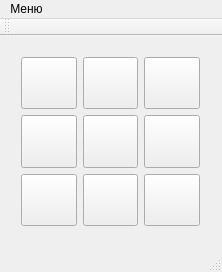
Above: mainwindow.ui from romust/tic-tac-toe before the change. Below: the same form after it.
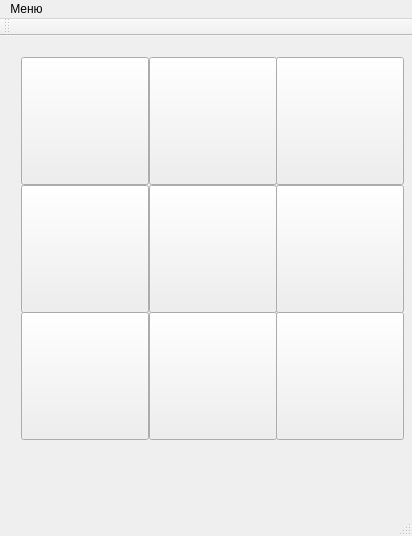
That is the form after the change. Icons and pictures are not drawn.

The edit to the form file:
```diff
--- a/mainwindow.ui
+++ b/mainwindow.ui
@@ -9,8 +9,8 @@
    <rect>
     <x>0</x>
     <y>0</y>
-    <width>222</width>
-    <height>272</height>
+    <width>412</width>
+    <height>536</height>
    </rect>
   </property>
   <property name="maximumSize">
@@ -33,75 +33,19 @@
    <property name="autoFillBackground">
     <bool>false</bool>
    </property>
-   <widget class="QWidget" name="">
+   <widget class="QWidget" name="layoutWidget">
     <property name="geometry">
      <rect>
       <x>10</x>
       <y>10</y>
-      <width>201</width>
-      <height>191</height>
+      <width>398</width>
+      <height>398</height>
      </rect>
     </property>
-    <layout class="QGridLayout" name="gridLayout" rowminimumheight="0,0,0,0,0">
+    <layout class="QGridLayout" name="gridLayout">
      <property name="sizeConstraint">
       <enum>QLayout::SetMaximumSize</enum>
      </property>
-     <item row="0" column="0">
-      <widget class="QPushButton" name="b1">
-       <property name="enabled">
-        <bool>true</bool>
-       </property>
-       <property name="sizePolicy">
-        <sizepolicy hsizetype="Expanding" vsizetype="Expanding">
-         <horstretch>0</horstretch>
-         <verstretch>0</verstretch>
-        </sizepolicy>
-       </property>
-       <property name="minimumSize">
-        <size>
-         <width>23</width>
-         <height>23</height>
-        </size>
-       </property>
-       <property name="maximumSize">
-        <size>
-         <width>62</width>
-         <height>59</height>
-        </size>
-       </property>
-       <property name="text">
-        <string/>
-       </property>
-      </widget>
-     </item>
-     <item row="0" column="1">
-      <widget class="QPushButton" name="b2">
-       <property name="enabled">
-        <bool>true</bool>
-       </property>
-       <property name="sizePolicy">
-        <sizepolicy hsizetype="Expanding" vsizetype="Expanding">
-         <horstretch>0</horstretch>
-         <verstretch>0</verstretch>
-        </sizepolicy>
-       </property>
-       <property name="minimumSize">
-        <size>
-         <width>23</width>
-         <height>0</height>
-        </size>
-       </property>
-       <property name="maximumSize">
-        <size>
-         <width>62</width>
-         <height>59</height>
-        </size>
-       </property>
-       <property name="text">
-        <string/>
-       </property>
-      </widget>
-     </item>
      <item row="1" column="2">
       <widget class="QPushButton" name="b6">
        <property name="enabled">
@@ -115,14 +59,70 @@
        </property>
        <property name="minimumSize">
         <size>
-         <width>23</width>
-         <height>0</height>
+         <width>128</width>
+         <height>128</height>
         </size>
        </property>
        <property name="maximumSize">
         <size>
-         <width>62</width>
-         <height>59</height>
+         <width>128</width>
+         <height>128</height>
+        </size>
+       </property>
+       <property name="text">
+        <string/>
+       </property>
+      </widget>
+     </item>
+     <item row="1" column="1">
+      <widget class="QPushButton" name="b5">
+       <property name="enabled">
+        <bool>true</bool>
+       </property>
+       <property name="sizePolicy">
+        <sizepolicy hsizetype="Expanding" vsizetype="Expanding">
+         <horstretch>0</horstretch>
+         <verstretch>0</verstretch>
+        </sizepolicy>
+       </property>
+       <property name="minimumSize">
+        <size>
+         <width>128</width>
+         <height>128</height>
+        </size>
+       </property>
+       <property name="maximumSize">
+        <size>
+         <width>128</width>
+         <height>128</height>
+        </size>
+       </property>
+       <property name="text">
+        <string/>
+       </property>
+      </widget>
+     </item>
+     <item row="0" column="1">
+      <widget class="QPushButton" name="b2">
+       <property name="enabled">
+        <bool>true</bool>
+       </property>
+       <property name="sizePolicy">
+        <sizepolicy hsizetype="Expanding" vsizetype="Expanding">
+         <horstretch>0</horstretch>
+         <verstretch>0</verstretch>
+        </sizepolicy>
+       </property>
+       <property name="minimumSize">
+        <size>
+         <width>128</width>
+         <height>128</height>
+        </size>
+       </property>
+       <property name="maximumSize">
+        <size>
+         <width>128</width>
+         <height>128</height>
         </size>
        </property>
        <property name="text">
@@ -143,98 +143,14 @@
        </property>
        <property name="minimumSize">
         <size>
-         <width>23</width>
-         <height>0</height>
+         <width>128</width>
+         <height>128</height>
         </size>
        </property>
        <property name="maximumSize">
         <size>
-         <width>62</width>
-         <height>59</height>
-        </size>
-       </property>
-       <property name="text">
-        <string/>
-       </property>
-      </widget>
-     </item>
-     <item row="1" column="0">
-      <widget class="QPushButton" name="b4">
-       <property name="enabled">
-        <bool>true</bool>
-       </property>
-       <property name="sizePolicy">
-        <sizepolicy hsizetype="Expanding" vsizetype="Expanding">
-         <horstretch>0</horstretch>
-         <verstretch>0</verstretch>
-        </sizepolicy>
-       </property>
-       <property name="minimumSize">
-        <size>
-         <width>23</width>
-         <height>0</height>
-        </size>
-       </property>
-       <property name="maximumSize">
-        <size>
-         <width>62</width>
-         <height>59</height>
-        </size>
-       </property>
-       <property name="text">
-        <string/>
-       </property>
-      </widget>
-     </item>
-     <item row="0" column="2">
-      <widget class="QPushButton" name="b3">
-       <property name="enabled">
-        <bool>true</bool>
-       </property>
-       <property name="sizePolicy">
-        <sizepolicy hsizetype="Expanding" vsizetype="Expanding">
-         <horstretch>0</horstretch>
-         <verstretch>0</verstretch>
-        </sizepolicy>
-       </property>
-       <property name="minimumSize">
-        <size>
-         <width>23</width>
-         <height>0</height>
-        </size>
-       </property>
-       <property name="maximumSize">
-        <size>
-         <width>62</width>
-         <height>59</height>
-        </size>
-       </property>
-       <property name="text">
-        <string/>
-       </property>
-      </widget>
-     </item>
-     <item row="1" column="1">
-      <widget class="QPushButton" name="b5">
-       <property name="enabled">
-        <bool>true</bool>
-       </property>
-       <property name="sizePolicy">
-        <sizepolicy hsizetype="Expanding" vsizetype="Expanding">
-         <horstretch>0</horstretch>
-         <verstretch>0</verstretch>
-        </sizepolicy>
-       </property>
-       <property name="minimumSize">
-        <size>
-         <width>23</width>
-         <height>0</height>
-        </size>
-       </property>
-       <property name="maximumSize">
-        <size>
-         <width>62</width>
-         <height>59</height>
+         <width>128</width>
+         <height>128</height>
         </size>
        </property>
        <property name="text">
@@ -255,14 +171,14 @@
        </property>
        <property name="minimumSize">
         <size>
-         <width>23</width>
-         <height>0</height>
+         <width>128</width>
+         <height>128</height>
         </size>
        </property>
        <property name="maximumSize">
         <size>
-         <width>62</width>
-         <height>59</height>
+         <width>128</width>
+         <height>128</height>
         </size>
        </property>
        <property name="sizeIncrement">
@@ -282,6 +198,62 @@
        </property>
       </widget>
      </item>
+     <item row="0" column="2">
+      <widget class="QPushButton" name="b3">
+       <property name="enabled">
+        <bool>true</bool>
+       </property>
+       <property name="sizePolicy">
+        <sizepolicy hsizetype="Expanding" vsizetype="Expanding">
+         <horstretch>0</horstretch>
+         <verstretch>0</verstretch>
+        </sizepolicy>
+       </property>
+       <property name="minimumSize">
+        <size>
+         <width>128</width>
+         <height>128</height>
+        </size>
+       </property>
+       <property name="maximumSize">
+        <size>
+         <width>128</width>
+         <height>128</height>
+        </size>
+       </property>
+       <property name="text">
+        <string/>
+       </property>
+      </widget>
+     </item>
+     <item row="1" column="0">
+      <widget class="QPushButton" name="b4">
+       <property name="enabled">
+        <bool>true</bool>
+       </property>
+       <property name="sizePolicy">
+        <sizepolicy hsizetype="Expanding" vsizetype="Expanding">
+         <horstretch>0</horstretch>
+         <verstretch>0</verstretch>
+        </sizepolicy>
+       </property>
+       <property name="minimumSize">
+        <size>
+         <width>128</width>
+         <height>128</height>
+        </size>
+       </property>
+       <property name="maximumSize">
+        <size>
+         <width>128</width>
+         <height>128</height>
+        </size>
+       </property>
+       <property name="text">
+        <string/>
+       </property>
+      </widget>
+     </item>
      <item row="4" column="1">
       <widget class="QPushButton" name="b8">
        <property name="enabled">
@@ -295,14 +267,14 @@
        </property>
        <property name="minimumSize">
         <size>
-         <width>23</width>
-         <height>23</height>
+         <width>128</width>
+         <height>128</height>
         </size>
        </property>
        <property name="maximumSize">
         <size>
-         <width>62</width>
-         <height>59</height>
+         <width>128</width>
+         <height>128</height>
         </size>
        </property>
        <property name="text">
@@ -319,8 +291,62 @@
        </property>
       </widget>
      </item>
+     <item row="0" column="0">
+      <widget class="QPushButton" name="b1">
+       <property name="enabled">
+        <bool>true</bool>
+       </property>
+       <property name="sizePolicy">
+        <sizepolicy hsizetype="Expanding" vsizetype="Expanding">
+         <horstretch>0</horstretch>
+         <verstretch>0</verstretch>
+        </sizepolicy>
+       </property>
+       <property name="minimumSize">
+        <size>
+         <width>128</width>
+         <height>128</height>
+        </size>
+       </property>
+       <property name="maximumSize">
+        <size>
+         <width>128</width>
+         <height>128</height>
+        </size>
+       </property>
+       <property name="text">
+        <string/>
+       </property>
+      </widget>
+     </item>
     </layout>
    </widget>
+   <widget class="QLabel" name="label">
+    <property name="geometry">
+     <rect>
+      <x>110</x>
+      <y>430</y>
+      <width>200</width>
+      <height>41</height>
+     </rect>
+    </property>
+    <property name="maximumSize">
+     <size>
+      <width>200</width>
+      <height>128</height>
+     </size>
+    </property>
+    <property name="styleSheet">
+     <string notr="true">font: 75 14pt &quot;MS Shell Dlg 2&quot;;
+</string>
+    </property>
+    <property name="text">
+     <string/>
+    </property>
+    <property name="alignment">
+     <set>Qt::AlignCenter</set>
+    </property>
+   </widget>
   </widget>
   <widget class="QMenuBar" name="menuBar">
    <property name="enabled">
@@ -330,7 +356,7 @@
     <rect>
      <x>0</x>
      <y>0</y>
-     <width>222</width>
+     <width>412</width>
      <height>21</height>
     </rect>
    </property>
```
